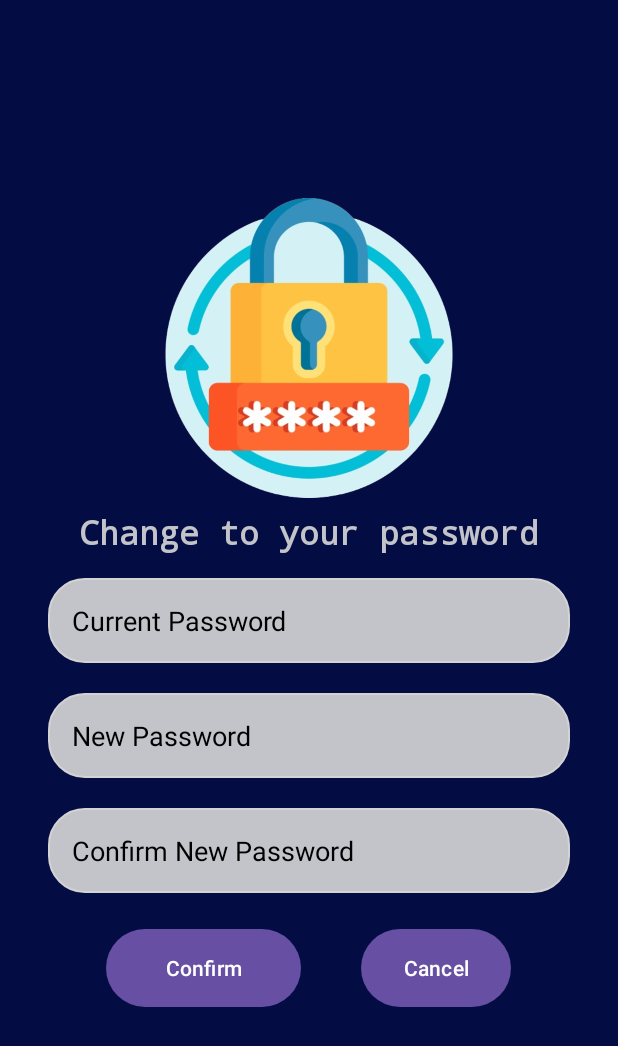
After one commit to BaoDang0209/Music_Stream_Android, an Android app: the ChangePasswordActivity screen opened directly, with no data from a screen before it, on a phone screen of 412 x 824 dp. The commit adds this screen. Shown: the top 1046 px of the screen. Run offline under Robolectric (Android 15) with nearby library versions, the phone set to English and light mode, and no system bars; our stand-ins replace Firebase (no records; nobody signed in at launch, a user with empty details on screens opened directly).

Commit message:
Update funcion change password

```diff
--- a/Music_App/app/src/main/AndroidManifest.xml
+++ b/Music_App/app/src/main/AndroidManifest.xml
@@ -12,6 +12,9 @@
         android:supportsRtl="true"
         android:theme="@style/Theme.Music_App"
         tools:targetApi="31">
+        <activity
+            android:name=".ChangePasswordActivity"
+            android:exported="false" />
         <activity
             android:name=".ProfileActivity"
             android:exported="false" />
--- /dev/null
+++ b/Music_App/app/src/main/java/com/example/music_app/ChangePasswordActivity.kt
@@ -0,0 +1,65 @@
+package com.example.music_app
+
+import android.os.Bundle
+import android.widget.Toast
+import androidx.appcompat.app.AppCompatActivity
+import com.example.music_app.databinding.ActivityChangePasswordBinding
+import com.google.firebase.auth.EmailAuthProvider
+import com.google.firebase.auth.FirebaseAuth
+
+class ChangePasswordActivity : AppCompatActivity() {
+    private lateinit var binding: ActivityChangePasswordBinding
+    private lateinit var auth: FirebaseAuth
+
+    override fun onCreate(savedInstanceState: Bundle?) {
+        super.onCreate(savedInstanceState)
+        binding = ActivityChangePasswordBinding.inflate(layoutInflater)
+        setContentView(binding.root)
+
+        // Initialize Firebase Auth
+        auth = FirebaseAuth.getInstance()
+
+        binding.confirmChange.setOnClickListener {
+            val currentPassword = binding.currentPassword.text.toString().trim()
+            val newPassword = binding.newPassword.text.toString().trim()
+            val confirmPassword = binding.confirmNewPassword.text.toString().trim()
+
+            if (newPassword == confirmPassword) {
+                changePassword(currentPassword, newPassword)
+            } else {
+                Toast.makeText(this, "New passwords do not match", Toast.LENGTH_SHORT).show()
+            }
+        }
+        binding.cancelChange.setOnClickListener {
+            finish()
+        }
+    }
+
+    private fun changePassword(currentPassword: String, newPassword: String) {
+        val user = auth.currentUser
+
+        if (user != null && user.email != null) {
+            // Re-authenticate the user with current password
+            val credential = EmailAuthProvider.getCredential(user.email!!, currentPassword)
+
+            user.reauthenticate(credential).addOnCompleteListener { task ->
+                if (task.isSuccessful) {
+                    // Update password
+                    user.updatePassword(newPassword).addOnCompleteListener { updateTask ->
+                        if (updateTask.isSuccessful) {
+                            Toast.makeText(this, "Password changed successfully", Toast.LENGTH_SHORT).show()
+                        } else {
+                            val errorMessage = updateTask.exception?.localizedMessage ?: "Password change failed"
+                            Toast.makeText(this, errorMessage, Toast.LENGTH_SHORT).show()
+                        }
+                    }
+                } else {
+                    val errorMessage = task.exception?.localizedMessage ?: "Re-authentication failed"
+                    Toast.makeText(this, errorMessage, Toast.LENGTH_SHORT).show()
+                }
+            }
+        } else {
+            Toast.makeText(this, "User not logged in", Toast.LENGTH_SHORT).show()
+        }
+    }
+}
--- a/Music_App/app/src/main/java/com/example/music_app/ProfileActivity.kt
+++ b/Music_App/app/src/main/java/com/example/music_app/ProfileActivity.kt
@@ -39,6 +39,11 @@ class ProfileActivity : AppCompatActivity() {
         //Handle event node update records
         binding.saveData.setOnClickListener {
             validateData()
+        }
+        //Handle event node update records
+        binding.changePassword.setOnClickListener{
+            val intent = Intent(this, ChangePasswordActivity::class.java)
+            startActivity(intent)
         }
 
         showUserInformation()
--- /dev/null
+++ b/Music_App/app/src/main/res/drawable/ic_arrow_back.xml
@@ -0,0 +1,5 @@
+<vector android:autoMirrored="true" android:height="24dp"
+    android:tint="#FF0808" android:viewportHeight="24"
+    android:viewportWidth="24" android:width="24dp" xmlns:android="http://schemas.android.com/apk/res/android">
+    <path android:fillColor="@android:color/white" android:pathData="M20,11H7.83l5.59,-5.59L12,4l-8,8 8,8 1.41,-1.41L7.83,13H20v-2z"/>
+</vector>
--- /dev/null
+++ b/Music_App/app/src/main/res/layout/activity_change_password.xml
@@ -0,0 +1,119 @@
+<?xml version="1.0" encoding="utf-8"?>
+<LinearLayout xmlns:android="http://schemas.android.com/apk/res/android"
+    xmlns:tools="http://schemas.android.com/tools"
+    android:layout_width="match_parent"
+    android:layout_height="match_parent"
+    android:background="@color/blueDark"
+    android:orientation="vertical"
+    android:padding="16dp"
+    android:gravity="center"
+    tools:context=".ChangePasswordActivity">
+
+    <LinearLayout
+        android:layout_width="match_parent"
+        android:layout_height="wrap_content"
+        android:gravity="center"
+        android:orientation="vertical">
+
+        <ImageView
+            android:layout_width="200dp"
+            android:layout_height="200dp"
+            android:src="@drawable/ic_changepassword" />
+
+        <TextView
+            android:layout_width="match_parent"
+            android:layout_height="wrap_content"
+            android:fontFamily="monospace"
+            android:gravity="center"
+            android:paddingTop="8dp"
+            android:text="Change to your password"
+            android:textColor="@color/textWhite"
+            android:textSize="22sp"
+            android:textStyle="bold" />
+
+
+    </LinearLayout>
+
+    <LinearLayout
+        android:layout_width="match_parent"
+        android:layout_height="wrap_content"
+        android:padding="16dp"
+        android:gravity="center"
+        android:orientation="vertical">
+
+        <EditText
+            android:layout_width="match_parent"
+            android:layout_height="wrap_content"
+            android:hint="Current Password"
+            android:textColorHint="@color/black"
+            android:textColor="@color/blueDark"
+            android:padding="16dp"
+            android:inputType="textPassword"
+            android:background="@drawable/rounded_corner"
+            android:id="@+id/currentPassword"/>
+
+        <View
+            android:layout_width="match_parent"
+            android:layout_height="20dp"/>
+
+        <EditText
+            android:layout_width="match_parent"
+            android:layout_height="wrap_content"
+            android:hint="New Password"
+            android:textColorHint="@color/black"
+            android:textColor="@color/blueDark"
+            android:padding="16dp"
+            android:inputType="textPassword"
+            android:background="@drawable/rounded_corner"
+            android:id="@+id/newPassword"/>
+        <View
+            android:layout_width="match_parent"
+            android:layout_height="20dp"/>
+
+        <EditText
+            android:layout_width="match_parent"
+            android:layout_height="wrap_content"
+            android:hint="Confirm New Password"
+            android:textColorHint="@color/black"
+            android:textColor="@color/blueDark"
+            android:padding="16dp"
+            android:inputType="textPassword"
+            android:background="@drawable/rounded_corner"
+            android:id="@+id/confirmNewPassword"/>
+
+        <View
+            android:layout_width="match_parent"
+            android:layout_height="20dp"/>
+
+
+<LinearLayout
+    android:layout_width="wrap_content"
+    android:layout_height="match_parent">
+        <Button
+            android:layout_width="130dp"
+            android:layout_height="60dp"
+            android:text="Confirm"
+            android:id="@+id/confirmChange"/>
+        <View
+            android:layout_width="40dp"
+            android:layout_height="60dp"/>
+
+        <Button
+            android:layout_width="100dp"
+            android:layout_height="60dp"
+            android:text="Cancel"
+            android:id="@+id/cancelChange"/>
+
+    </LinearLayout>
+
+
+    <ProgressBar
+        android:layout_width="32dp"
+        android:layout_height="60dp"
+        android:id="@+id/progress_bar"
+        android:visibility="gone"
+        android:indeterminateTint="@color/white"/>
+    </LinearLayout>
+
+
+</LinearLayout>
```
Also changed, not shown: Music_App/app/src/main/res/layout/activity_profile.xml (+15 -14 lines), Music_App/app/src/main/res/drawable/ic_changepassword.png (added).
